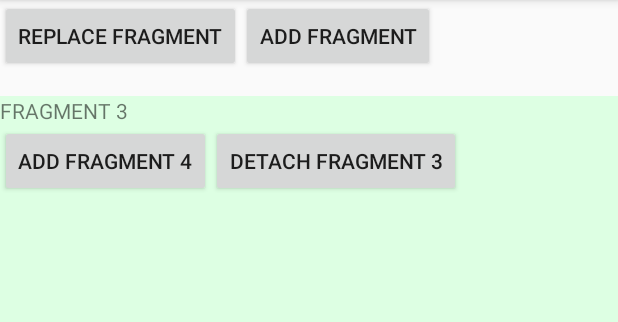
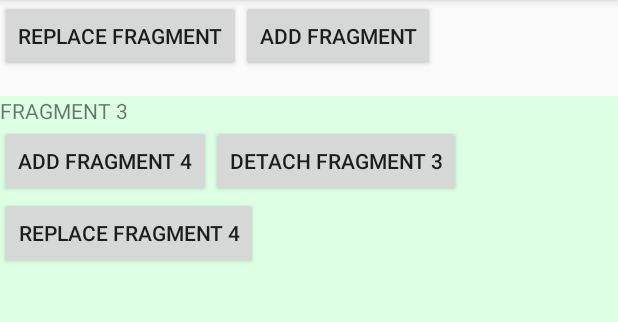
Before and after one commit to vinhlamle4/HelloWorld, an Android app: the fragment FragmentB placed in its activity, after a tap on "REPLACE FRAGMENT 3", on a phone screen of 412 x 824 dp, the part 84-406 px from its top. Run offline under Robolectric (Android 15) with nearby library versions, the phone set to English and light mode, and no system bars.

Commit message:
Replace Fragment

```diff
--- a/Sample1/app/src/main/java/com/example/lamlv/sample1/screens/screena/fragments/FragmentC.java
+++ b/Sample1/app/src/main/java/com/example/lamlv/sample1/screens/screena/fragments/FragmentC.java
@@ -52,8 +52,14 @@ public class FragmentC extends Fragment {
         Log.d("Fragment CCC", "On Create View");
         View view = inflater.inflate(R.layout.fragment_c, container, false);
         btnAddFrag4 = view.findViewById(R.id.btn_add_frag_4);
-
+        Button btn_replace_fragment = view.findViewById(R.id.btn_replace_fragment);
         final FragmentManager fragmentManager = getFragmentManager();
+        btn_replace_fragment.setOnClickListener(new View.OnClickListener() {
+            @Override
+            public void onClick(View v) {
+                Utils.replaceFragment(R.id.layout_fragment, FragmentD.getInstance(), fragmentManager,true);
+            }
+        });
 
 //        view.setOnKeyListener(new View.OnKeyListener() {
 //            @Override
@@ -75,9 +81,6 @@ public class FragmentC extends Fragment {
         btnAddFrag4.setOnClickListener(new View.OnClickListener() {
             @Override
             public void onClick(View v) {
-
-
-
                 if (FragmentD.getInstance().isAdded() == false) {
                     Utils.addFragment(R.id.layout_fragment, FragmentD.getInstance(),"Fragment1", fragmentManager, true);
                    // Utils.addToBackStack(FragmentD.getInstance().getClass().getSimpleName(), fragmentManager);
--- a/Sample1/app/src/main/java/com/example/lamlv/sample1/utils/Utils.java
+++ b/Sample1/app/src/main/java/com/example/lamlv/sample1/utils/Utils.java
@@ -4,14 +4,17 @@ package com.example.lamlv.sample1.utils;
 import android.support.v4.app.Fragment;
 import android.support.v4.app.FragmentManager;
 import android.support.v4.app.FragmentTransaction;
+import android.util.Log;
 
 public class Utils {
+
+    private static String TAG = "Utils";
 
     // region ------ Fragment ------
     public static void addFragment(int layout, Fragment fragment,String tag, FragmentManager fragmentManagerAdd, boolean addToBackStack)
     {
         FragmentTransaction fragmentTransactionadd = fragmentManagerAdd.beginTransaction();
-
+        Log.d(TAG, "----- getSimpleName: " + fragment.getClass().getSimpleName());
         if(addToBackStack) {
             fragmentTransactionadd.add(layout,fragment,tag);
             addToBackStack(fragment.getClass().getSimpleName(),fragmentTransactionadd);
@@ -26,16 +29,16 @@ public class Utils {
 
     public static void replaceFragment(int layout, Fragment fragment, FragmentManager fragmentManagerReplace, boolean addToBackStack)
     {
+        String fragmentName = fragment.getClass().getSimpleName();
+        Log.d(TAG, "----- getSimpleName: " + fragmentName);
         FragmentTransaction fragmentTransactionReplace = fragmentManagerReplace.beginTransaction();
-
-        if(addToBackStack) {
-            fragmentTransactionReplace.replace(layout,fragment);
-            addToBackStack(fragment.getClass().getSimpleName(), fragmentTransactionReplace);
+        if (addToBackStack) {
+            fragmentTransactionReplace.replace(layout,fragment, fragmentName);
+            addToBackStack(fragmentName, fragmentTransactionReplace);
             fragmentTransactionReplace.commit();
         }
-        else
-        {
-            fragmentTransactionReplace.replace(layout, fragment);
+        else {
+            fragmentTransactionReplace.replace(layout, fragment, fragmentName);
             fragmentTransactionReplace.commit();
         }
     }
--- a/Sample1/app/src/main/res/layout/fragment_c.xml
+++ b/Sample1/app/src/main/res/layout/fragment_c.xml
@@ -41,7 +41,14 @@
         <FrameLayout
             android:id="@+id/layout_fragment4"
             android:layout_width="match_parent"
-            android:layout_height="match_parent"/>
+            android:layout_height="match_parent">
+
+            <Button
+                android:id="@+id/btn_replace_fragment"
+                android:layout_width="wrap_content"
+                android:layout_height="wrap_content"
+                android:text="REPLACE FRAGMENT 4" />
+        </FrameLayout>
 
     </LinearLayout>
 </LinearLayout>
```
Also changed, not shown: Sample1/app/src/main/java/com/example/lamlv/sample1/screens/screena/fragments/FragmentD.java (+13 -3 lines).
